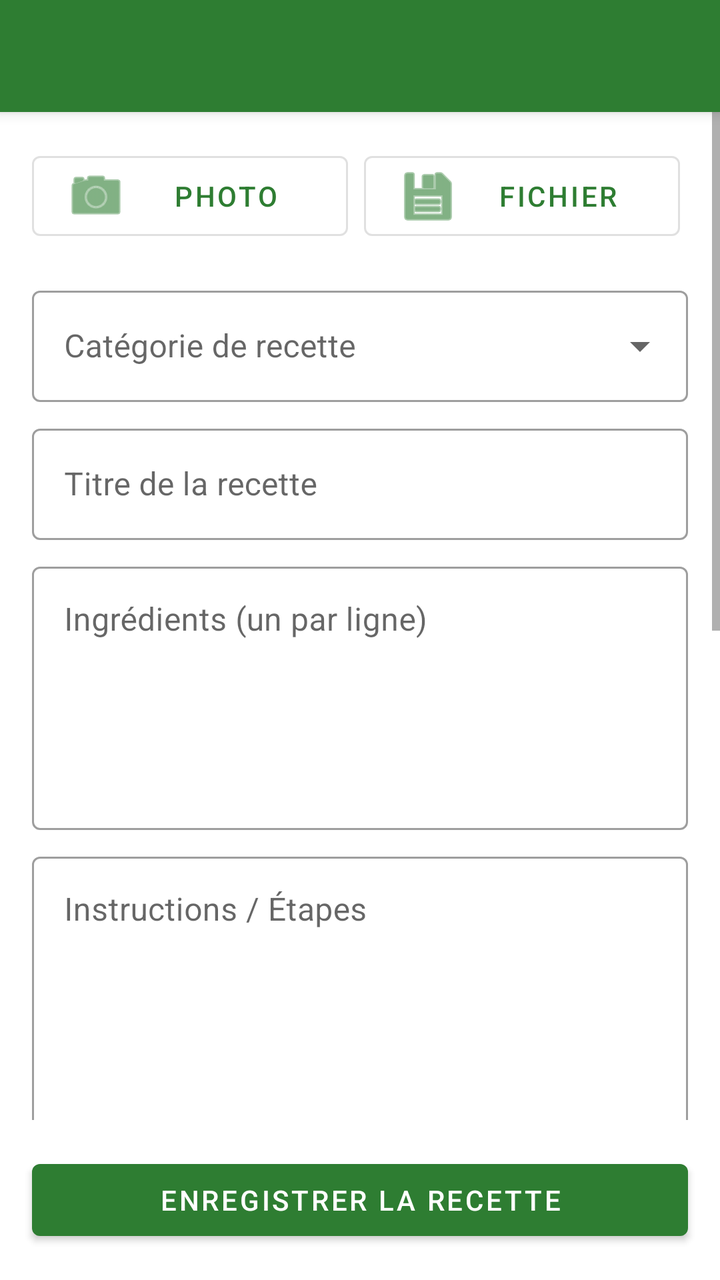
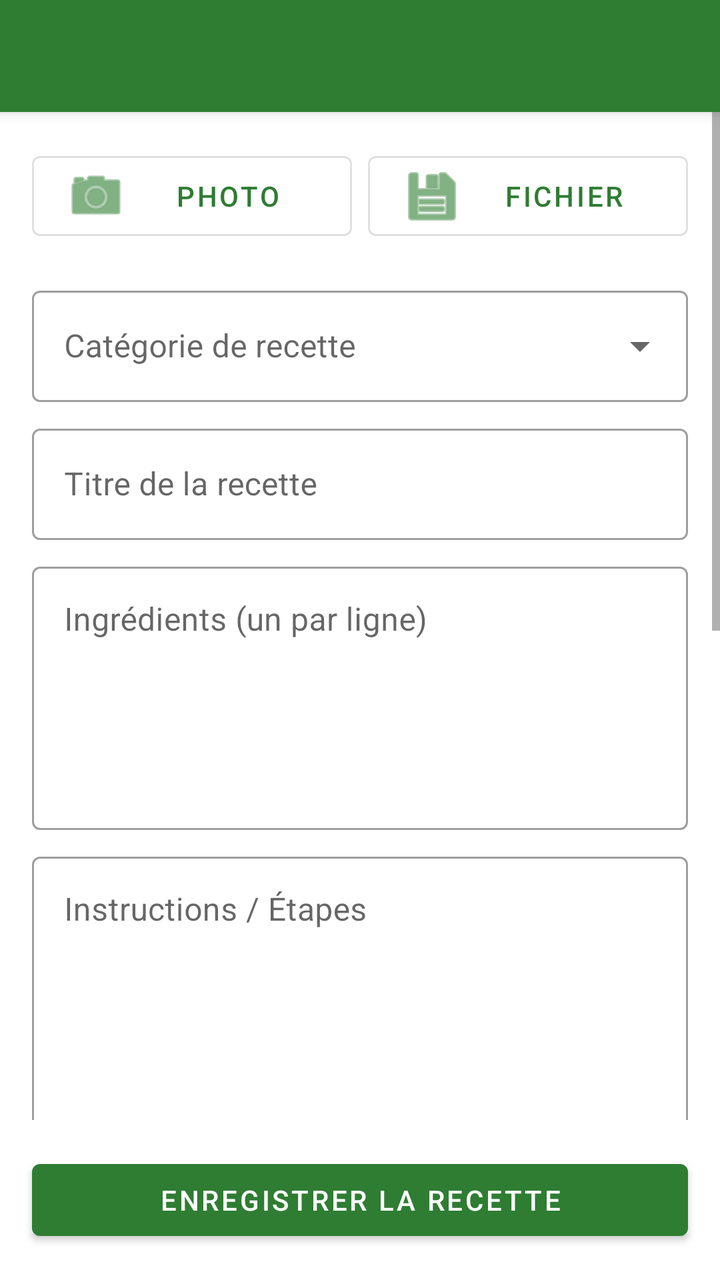

An Android layout rendered at two revisions. The XML below is the earlier revision; the diff shows what the commit changed to produce the second picture.
<!-- AndroidManifest.xml: application theme Theme.ChefInventory -->
<!-- res/layout/activity_edit_recipe.xml -->
<?xml version="1.0" encoding="utf-8"?>
<RelativeLayout xmlns:android="http://schemas.android.com/apk/res/android"
    xmlns:app="http://schemas.android.com/apk/res-auto"
    xmlns:tools="http://schemas.android.com/tools"
    android:layout_width="match_parent"
    android:layout_height="match_parent"
    android:fitsSystemWindows="true">

    <androidx.appcompat.widget.Toolbar
        android:id="@+id/toolbar"
        android:layout_width="match_parent"
        android:layout_height="?attr/actionBarSize"
        android:background="?attr/colorPrimary"
        android:elevation="4dp"
        android:theme="@style/ThemeOverlay.AppCompat.Dark.ActionBar" />

    <LinearLayout
        android:id="@+id/ll_actions"
        android:layout_width="match_parent"
        android:layout_height="wrap_content"
        android:layout_alignParentBottom="true"
        android:orientation="horizontal"
        android:padding="8dp">

        <Button
            android:id="@+id/btn_delete"
            style="@style/Widget.MaterialComponents.Button.OutlinedButton"
            android:layout_width="0dp"
            android:layout_height="wrap_content"
            android:layout_margin="8dp"
            android:layout_weight="1"
            android:text="Supprimer"
            android:textColor="@android:color/holo_red_dark"
            android:visibility="gone"
            tools:visibility="visible"
            app:strokeColor="@android:color/holo_red_dark" />

        <Button
            android:id="@+id/btn_save"
            android:layout_width="0dp"
            android:layout_height="wrap_content"
            android:layout_margin="8dp"
            android:layout_weight="1"
            android:text="Enregistrer la recette" />
    </LinearLayout>

    <ScrollView
        android:layout_width="match_parent"
        android:layout_height="match_parent"
        android:layout_above="@id/ll_actions"
        android:layout_below="@id/toolbar">

        <LinearLayout
            android:layout_width="match_parent"
            android:layout_height="wrap_content"
            android:orientation="vertical"
            android:padding="16dp">

            <ImageView
                android:id="@+id/iv_recipe"
                android:layout_width="match_parent"
                android:layout_height="200dp"
                android:layout_marginBottom="8dp"
                android:scaleType="centerCrop"
                android:visibility="gone"
                tools:visibility="visible" />

            <LinearLayout
                android:layout_width="match_parent"
                android:layout_height="wrap_content"
                android:orientation="horizontal"
                android:layout_marginBottom="16dp">

                <Button
                    android:id="@+id/btn_take_picture"
                    style="@style/Widget.MaterialComponents.Button.OutlinedButton"
                    android:layout_width="0dp"
                    android:layout_height="wrap_content"
                    android:layout_weight="1"
                    android:layout_marginEnd="4dp"
                    android:text="Photo"
                    app:icon="@android:drawable/ic_menu_camera" />

                <Button
                    android:id="@+id/btn_pick_file"
                    style="@style/Widget.MaterialComponents.Button.OutlinedButton"
                    android:layout_width="0dp"
                    android:layout_height="wrap_content"
                    android:layout_weight="1"
                    android:layout_marginStart="4dp"
                    android:layout_marginEnd="4dp"
                    android:text="Fichier"
                    app:icon="@android:drawable/ic_menu_save" />

                <Button
                    android:id="@+id/btn_scan_ocr"
                    android:layout_width="0dp"
                    android:layout_height="wrap_content"
                    android:layout_weight="1"
                    android:layout_marginStart="4dp"
                    android:text="Scan"
                    android:visibility="gone"
                    tools:visibility="visible" />
            </LinearLayout>

            <com.google.android.material.textfield.TextInputLayout
                style="@style/Widget.MaterialComponents.TextInputLayout.OutlinedBox.ExposedDropdownMenu"
                android:layout_width="match_parent"
                android:layout_height="wrap_content"
                android:layout_marginBottom="8dp"
                android:hint="Catégorie de recette">

                <AutoCompleteTextView
                    android:id="@+id/actv_recipe_category"
                    android:layout_width="match_parent"
                    android:layout_height="wrap_content"
                    android:inputType="none" />
            </com.google.android.material.textfield.TextInputLayout>

            <com.google.android.material.textfield.TextInputLayout
                style="@style/Widget.MaterialComponents.TextInputLayout.OutlinedBox"
                android:layout_width="match_parent"
                android:layout_height="wrap_content"
                android:layout_marginBottom="8dp"
                android:hint="Titre de la recette">

                <com.google.android.material.textfield.TextInputEditText
                    android:id="@+id/et_title"
                    android:layout_width="match_parent"
                    android:layout_height="wrap_content"
                    android:inputType="textCapSentences" />
            </com.google.android.material.textfield.TextInputLayout>

            <com.google.android.material.textfield.TextInputLayout
                style="@style/Widget.MaterialComponents.TextInputLayout.OutlinedBox"
                android:layout_width="match_parent"
                android:layout_height="wrap_content"
                android:layout_marginBottom="8dp"
                android:hint="Ingrédients (un par ligne)">

                <com.google.android.material.textfield.TextInputEditText
                    android:id="@+id/et_ingredients"
                    android:layout_width="match_parent"
                    android:layout_height="wrap_content"
                    android:gravity="top"
                    android:inputType="textMultiLine"
                    android:minLines="5" />
            </com.google.android.material.textfield.TextInputLayout>

            <com.google.android.material.textfield.TextInputLayout
                style="@style/Widget.MaterialComponents.TextInputLayout.OutlinedBox"
                android:layout_width="match_parent"
                android:layout_height="wrap_content"
                android:layout_marginBottom="8dp"
                android:hint="Instructions / Étapes">

                <com.google.android.material.textfield.TextInputEditText
                    android:id="@+id/et_instructions"
                    android:layout_width="match_parent"
                    android:layout_height="wrap_content"
                    android:gravity="top"
                    android:inputType="textMultiLine"
                    android:minLines="8" />
            </com.google.android.material.textfield.TextInputLayout>

            <com.google.android.material.textfield.TextInputLayout
                style="@style/Widget.MaterialComponents.TextInputLayout.OutlinedBox"
                android:layout_width="match_parent"
                android:layout_height="wrap_content"
                android:layout_marginBottom="8dp"
                android:hint="Vin conseillé">

                <com.google.android.material.textfield.TextInputEditText
                    android:id="@+id/et_wine"
                    android:layout_width="match_parent"
                    android:layout_height="wrap_content"
                    android:inputType="textMultiLine"
                    android:minLines="2" />
            </com.google.android.material.textfield.TextInputLayout>

            <com.google.android.material.textfield.TextInputLayout
                android:id="@+id/til_source"
                style="@style/Widget.MaterialComponents.TextInputLayout.OutlinedBox"
                android:layout_width="match_parent"
                android:layout_height="wrap_content"
                android:layout_marginBottom="8dp"
                android:hint="Source (Hôtel, Livre, Web...)"
                app:endIconMode="custom"
                app:endIconDrawable="@android:drawable/ic_menu_compass"
                app:endIconContentDescription="Ouvrir le lien Web">

                <com.google.android.material.textfield.TextInputEditText
                    android:id="@+id/et_source"
                    android:layout_width="match_parent"
                    android:layout_height="wrap_content"
                    android:inputType="textMultiLine"
                    android:minLines="2" />
            </com.google.android.material.textfield.TextInputLayout>

            <com.google.android.material.textfield.TextInputLayout
                style="@style/Widget.MaterialComponents.TextInputLayout.OutlinedBox"
                android:layout_width="match_parent"
                android:layout_height="wrap_content"
                android:layout_marginBottom="8dp"
                android:hint="Valeurs nutritionnelles (ex: Par 100g...)">

                <com.google.android.material.textfield.TextInputEditText
                    android:id="@+id/et_nutrition_info"
                    android:layout_width="match_parent"
                    android:layout_height="wrap_content"
                    android:inputType="textMultiLine"
                    android:minLines="2" />
            </com.google.android.material.textfield.TextInputLayout>

            <LinearLayout
                android:layout_width="match_parent"
                android:layout_height="wrap_content"
                android:orientation="horizontal"
                android:layout_marginBottom="8dp">

                <com.google.android.material.textfield.TextInputLayout
                    style="@style/Widget.MaterialComponents.TextInputLayout.OutlinedBox"
                    android:layout_width="0dp"
                    android:layout_height="wrap_content"
                    android:layout_weight="1"
                    android:layout_marginEnd="4dp"
                    android:hint="Kcal/por.">

                    <com.google.android.material.textfield.TextInputEditText
                        android:id="@+id/et_kcal"
                        android:layout_width="match_parent"
                        android:layout_height="wrap_content"
                        android:inputType="number" />
                </com.google.android.material.textfield.TextInputLayout>

                <com.google.android.material.textfield.TextInputLayout
                    style="@style/Widget.MaterialComponents.TextInputLayout.OutlinedBox.ExposedDropdownMenu"
                    android:layout_width="0dp"
                    android:layout_height="wrap_content"
                    android:layout_weight="1"
                    android:layout_marginStart="4dp"
                    android:hint="Difficulté">

                    <AutoCompleteTextView
                        android:id="@+id/actv_difficulty"
                        android:layout_width="match_parent"
                        android:layout_height="wrap_content"
                        android:inputType="none" />
                </com.google.android.material.textfield.TextInputLayout>
            </LinearLayout>

            <LinearLayout
                android:layout_width="match_parent"
                android:layout_height="wrap_content"
                android:orientation="horizontal">

                <com.google.android.material.textfield.TextInputLayout
                    style="@style/Widget.MaterialComponents.TextInputLayout.OutlinedBox"
                    android:layout_width="0dp"
                    android:layout_height="wrap_content"
                    android:layout_weight="1"
                    android:layout_marginEnd="4dp"
                    android:hint="Prép(min)">

                    <com.google.android.material.textfield.TextInputEditText
                        android:id="@+id/et_prep_time"
                        android:layout_width="match_parent"
                        android:layout_height="wrap_content"
                        android:inputType="number" />
                </com.google.android.material.textfield.TextInputLayout>

                <com.google.android.material.textfield.TextInputLayout
                    style="@style/Widget.MaterialComponents.TextInputLayout.OutlinedBox"
                    android:layout_width="0dp"
                    android:layout_height="wrap_content"
                    android:layout_weight="1"
                    android:layout_marginStart="4dp"
                    android:layout_marginEnd="4dp"
                    android:hint="Cuis(min)">

                    <com.google.android.material.textfield.TextInputEditText
                        android:id="@+id/et_cook_time"
                        android:layout_width="match_parent"
                        android:layout_height="wrap_content"
                        android:inputType="number" />
                </com.google.android.material.textfield.TextInputLayout>

                <com.google.android.material.textfield.TextInputLayout
                    style="@style/Widget.MaterialComponents.TextInputLayout.OutlinedBox"
                    android:layout_width="0dp"
                    android:layout_height="wrap_content"
                    android:layout_weight="1"
                    android:layout_marginStart="4dp"
                    android:layout_marginEnd="4dp"
                    android:hint="Repos(min)">

                    <com.google.android.material.textfield.TextInputEditText
                        android:id="@+id/et_resting_time"
                        android:layout_width="match_parent"
                        android:layout_height="wrap_content"
                        android:inputType="number" />
                </com.google.android.material.textfield.TextInputLayout>

                <com.google.android.material.textfield.TextInputLayout
                    style="@style/Widget.MaterialComponents.TextInputLayout.OutlinedBox"
                    android:layout_width="0dp"
                    android:layout_height="wrap_content"
                    android:layout_weight="0.8"
                    android:layout_marginStart="4dp"
                    android:hint="Pers.">

                    <com.google.android.material.textfield.TextInputEditText
                        android:id="@+id/et_servings"
                        android:layout_width="match_parent"
                        android:layout_height="wrap_content"
                        android:inputType="number" />
                </com.google.android.material.textfield.TextInputLayout>
            </LinearLayout>

        </LinearLayout>
    </ScrollView>

</RelativeLayout>
<!-- resources referenced by this layout -->
<resources>
  <style name="Theme.ChefInventory" parent="Theme.MaterialComponents.DayNight.NoActionBar">
          <item name="colorPrimary">@color/colorPrimary</item>
          <item name="colorPrimaryVariant">@color/colorPrimaryVariant</item>
          <item name="colorOnPrimary">@color/colorOnPrimary</item>
          <item name="colorSecondary">@color/colorSecondary</item>
          <item name="colorSecondaryVariant">@color/colorSecondaryVariant</item>
          <item name="colorOnSecondary">@color/colorOnSecondary</item>
          <item name="colorError">@color/colorError</item>
          <item name="colorOnError">@color/colorOnError</item>
          <item name="android:statusBarColor">?attr/colorPrimaryVariant</item>
          <item name="android:windowBackground">@android:color/white</item>
      </style>
  <color name="colorPrimary">#FF2E7D32</color>
  <color name="colorPrimaryVariant">#FF1B5E20</color>
  <color name="colorOnPrimary">#FFFFFFFF</color>
  <color name="colorSecondary">#FF4CAF50</color>
  <color name="colorSecondaryVariant">#FF388E3C</color>
  <color name="colorOnSecondary">#FF000000</color>
  <color name="colorError">#FFC107</color>
  <color name="colorOnError">#FF000000</color>
</resources>

<!-- the commit's change to res/layout/activity_edit_recipe.xml (unified diff, before → after) -->
@@ -29,7 +29,7 @@
             android:layout_height="wrap_content"
             android:layout_margin="8dp"
             android:layout_weight="1"
-            android:text="Supprimer"
+            android:text="@string/supprimer"
             android:textColor="@android:color/holo_red_dark"
             android:visibility="gone"
             tools:visibility="visible"
@@ -41,7 +41,7 @@
             android:layout_height="wrap_content"
             android:layout_margin="8dp"
             android:layout_weight="1"
-            android:text="Enregistrer la recette" />
+            android:text="@string/btn_save_recipe" />
     </LinearLayout>
 
     <ScrollView
@@ -78,7 +78,7 @@
                     android:layout_height="wrap_content"
                     android:layout_weight="1"
                     android:layout_marginEnd="4dp"
-                    android:text="Photo"
+                    android:text="@string/btn_photo"
                     app:icon="@android:drawable/ic_menu_camera" />
 
                 <Button
@@ -88,19 +88,8 @@
                     android:layout_height="wrap_content"
                     android:layout_weight="1"
                     android:layout_marginStart="4dp"
-                    android:layout_marginEnd="4dp"
-                    android:text="Fichier"
+                    android:text="@string/btn_file"
                     app:icon="@android:drawable/ic_menu_save" />
-
-                <Button
-                    android:id="@+id/btn_scan_ocr"
-                    android:layout_width="0dp"
-                    android:layout_height="wrap_content"
-                    android:layout_weight="1"
-                    android:layout_marginStart="4dp"
-                    android:text="Scan"
-                    android:visibility="gone"
-                    tools:visibility="visible" />
             </LinearLayout>
 
             <com.google.android.material.textfield.TextInputLayout
@@ -108,7 +97,7 @@
                 android:layout_width="match_parent"
                 android:layout_height="wrap_content"
                 android:layout_marginBottom="8dp"
-                android:hint="Catégorie de recette">
+                android:hint="@string/hint_recipe_category">
 
                 <AutoCompleteTextView
                     android:id="@+id/actv_recipe_category"
@@ -122,28 +111,28 @@
                 android:layout_width="match_parent"
                 android:layout_height="wrap_content"
                 android:layout_marginBottom="8dp"
-                android:hint="Titre de la recette">
+                android:hint="@string/hint_recipe_title">
 
                 <com.google.android.material.textfield.TextInputEditText
                     android:id="@+id/et_title"
                     android:layout_width="match_parent"
                     android:layout_height="wrap_content"
-                    android:inputType="textCapSentences" />
-            </com.google.android.material.textfield.TextInputLayout>
-
-            <com.google.android.material.textfield.TextInputLayout
-                style="@style/Widget.MaterialComponents.TextInputLayout.OutlinedBox"
-                android:layout_width="match_parent"
-                android:layout_height="wrap_content"
-                android:layout_marginBottom="8dp"
-                android:hint="Ingrédients (un par ligne)">
+                    android:inputType="textCapSentences|textNoSuggestions" />
+            </com.google.android.material.textfield.TextInputLayout>
+
+            <com.google.android.material.textfield.TextInputLayout
+                style="@style/Widget.MaterialComponents.TextInputLayout.OutlinedBox"
+                android:layout_width="match_parent"
+                android:layout_height="wrap_content"
+                android:layout_marginBottom="8dp"
+                android:hint="@string/hint_recipe_ingredients">
 
                 <com.google.android.material.textfield.TextInputEditText
                     android:id="@+id/et_ingredients"
                     android:layout_width="match_parent"
                     android:layout_height="wrap_content"
                     android:gravity="top"
-                    android:inputType="textMultiLine"
+                    android:inputType="textMultiLine|textNoSuggestions"
                     android:minLines="5" />
             </com.google.android.material.textfield.TextInputLayout>
 
@@ -152,14 +141,14 @@
                 android:layout_width="match_parent"
                 android:layout_height="wrap_content"
                 android:layout_marginBottom="8dp"
-                android:hint="Instructions / Étapes">
+                android:hint="@string/hint_recipe_instructions">
 
                 <com.google.android.material.textfield.TextInputEditText
                     android:id="@+id/et_instructions"
                     android:layout_width="match_parent"
                     android:layout_height="wrap_content"
                     android:gravity="top"
-                    android:inputType="textMultiLine"
+                    android:inputType="textMultiLine|textNoSuggestions"
                     android:minLines="8" />
             </com.google.android.material.textfield.TextInputLayout>
 
@@ -168,13 +157,13 @@
                 android:layout_width="match_parent"
                 android:layout_height="wrap_content"
                 android:layout_marginBottom="8dp"
-                android:hint="Vin conseillé">
+                android:hint="@string/hint_recipe_wine">
 
                 <com.google.android.material.textfield.TextInputEditText
                     android:id="@+id/et_wine"
                     android:layout_width="match_parent"
                     android:layout_height="wrap_content"
-                    android:inputType="textMultiLine"
+                    android:inputType="textMultiLine|textNoSuggestions"
                     android:minLines="2" />
             </com.google.android.material.textfield.TextInputLayout>
 
@@ -184,7 +173,7 @@
                 android:layout_width="match_parent"
                 android:layout_height="wrap_content"
                 android:layout_marginBottom="8dp"
-                android:hint="Source (Hôtel, Livre, Web...)"
+                android:hint="@string/hint_recipe_source"
                 app:endIconMode="custom"
                 app:endIconDrawable="@android:drawable/ic_menu_compass"
                 app:endIconContentDescription="Ouvrir le lien Web">
@@ -193,7 +182,7 @@
                     android:id="@+id/et_source"
                     android:layout_width="match_parent"
                     android:layout_height="wrap_content"
-                    android:inputType="textMultiLine"
+                    android:inputType="textMultiLine|textNoSuggestions"
                     android:minLines="2" />
             </com.google.android.material.textfield.TextInputLayout>
 
@@ -202,13 +191,13 @@
                 android:layout_width="match_parent"
                 android:layout_height="wrap_content"
                 android:layout_marginBottom="8dp"
-                android:hint="Valeurs nutritionnelles (ex: Par 100g...)">
+                android:hint="@string/hint_recipe_nutrition">
 
                 <com.google.android.material.textfield.TextInputEditText
                     android:id="@+id/et_nutrition_info"
                     android:layout_width="match_parent"
                     android:layout_height="wrap_content"
-                    android:inputType="textMultiLine"
+                    android:inputType="textMultiLine|textNoSuggestions"
                     android:minLines="2" />
             </com.google.android.material.textfield.TextInputLayout>
 
@@ -224,7 +213,7 @@
                     android:layout_height="wrap_content"
                     android:layout_weight="1"
                     android:layout_marginEnd="4dp"
-                    android:hint="Kcal/por.">
+                    android:hint="@string/hint_recipe_kcal">
 
                     <com.google.android.material.textfield.TextInputEditText
                         android:id="@+id/et_kcal"
@@ -239,7 +228,7 @@
                     android:layout_height="wrap_content"
                     android:layout_weight="1"
                     android:layout_marginStart="4dp"
-                    android:hint="Difficulté">
+                    android:hint="@string/hint_recipe_difficulty">
 
                     <AutoCompleteTextView
                         android:id="@+id/actv_difficulty"
@@ -260,7 +249,7 @@
                     android:layout_height="wrap_content"
                     android:layout_weight="1"
                     android:layout_marginEnd="4dp"
-                    android:hint="Prép(min)">
+                    android:hint="@string/hint_recipe_prep_time">
 
                     <com.google.android.material.textfield.TextInputEditText
                         android:id="@+id/et_prep_time"
@@ -276,7 +265,7 @@
                     android:layout_weight="1"
                     android:layout_marginStart="4dp"
                     android:layout_marginEnd="4dp"
-                    android:hint="Cuis(min)">
+                    android:hint="@string/hint_recipe_cook_time">
 
                     <com.google.android.material.textfield.TextInputEditText
                         android:id="@+id/et_cook_time"
@@ -292,7 +281,7 @@
                     android:layout_weight="1"
                     android:layout_marginStart="4dp"
                     android:layout_marginEnd="4dp"
-                    android:hint="Repos(min)">
+                    android:hint="@string/hint_recipe_resting_time">
 
                     <com.google.android.material.textfield.TextInputEditText
                         android:id="@+id/et_resting_time"
@@ -307,7 +296,7 @@
                     android:layout_height="wrap_content"
                     android:layout_weight="0.8"
                     android:layout_marginStart="4dp"
-                    android:hint="Pers.">
+                    android:hint="@string/hint_recipe_servings">
 
                     <com.google.android.material.textfield.TextInputEditText
                         android:id="@+id/et_servings"
<!-- resource entries referenced after the edit -->
@@ -1,5 +1,22 @@
 <!-- resources referenced by this layout -->
 <resources>
+  <string name="btn_file">Fichier</string>
+  <string name="btn_photo">Photo</string>
+  <string name="btn_save_recipe">Enregistrer la recette</string>
+  <string name="hint_recipe_category">Catégorie de recette</string>
+  <string name="hint_recipe_cook_time">Cuis(min)</string>
+  <string name="hint_recipe_difficulty">Difficulté</string>
+  <string name="hint_recipe_ingredients">Ingrédients (un par ligne)</string>
+  <string name="hint_recipe_instructions">Instructions / Étapes</string>
+  <string name="hint_recipe_kcal">Kcal/por.</string>
+  <string name="hint_recipe_nutrition">Valeurs nutritionnelles (ex: Par 100g…)</string>
+  <string name="hint_recipe_prep_time">Prép(min)</string>
+  <string name="hint_recipe_resting_time">Repos(min)</string>
+  <string name="hint_recipe_servings">Pers.</string>
+  <string name="hint_recipe_source">Source (Hôtel, Livre, Web…)</string>
+  <string name="hint_recipe_title">Titre de la recette</string>
+  <string name="hint_recipe_wine">Vin conseillé</string>
+  <string name="supprimer">Supprimer</string>
   <style name="Theme.ChefInventory" parent="Theme.MaterialComponents.DayNight.NoActionBar">
           <item name="colorPrimary">@color/colorPrimary</item>
           <item name="colorPrimaryVariant">@color/colorPrimaryVariant</item>
